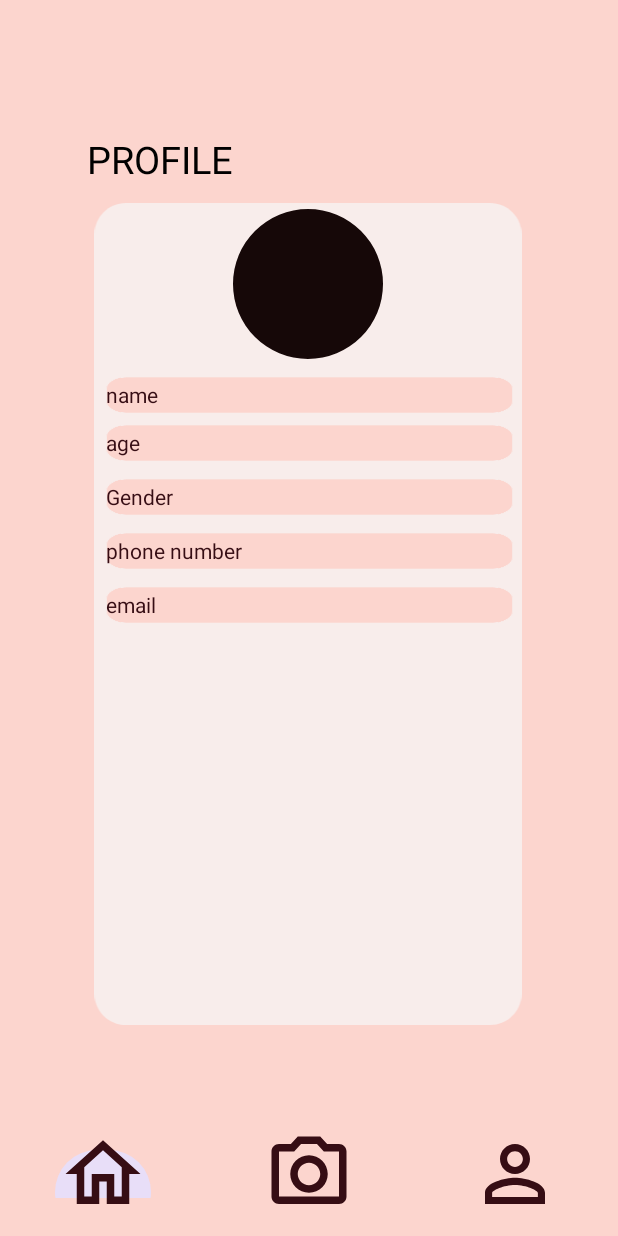
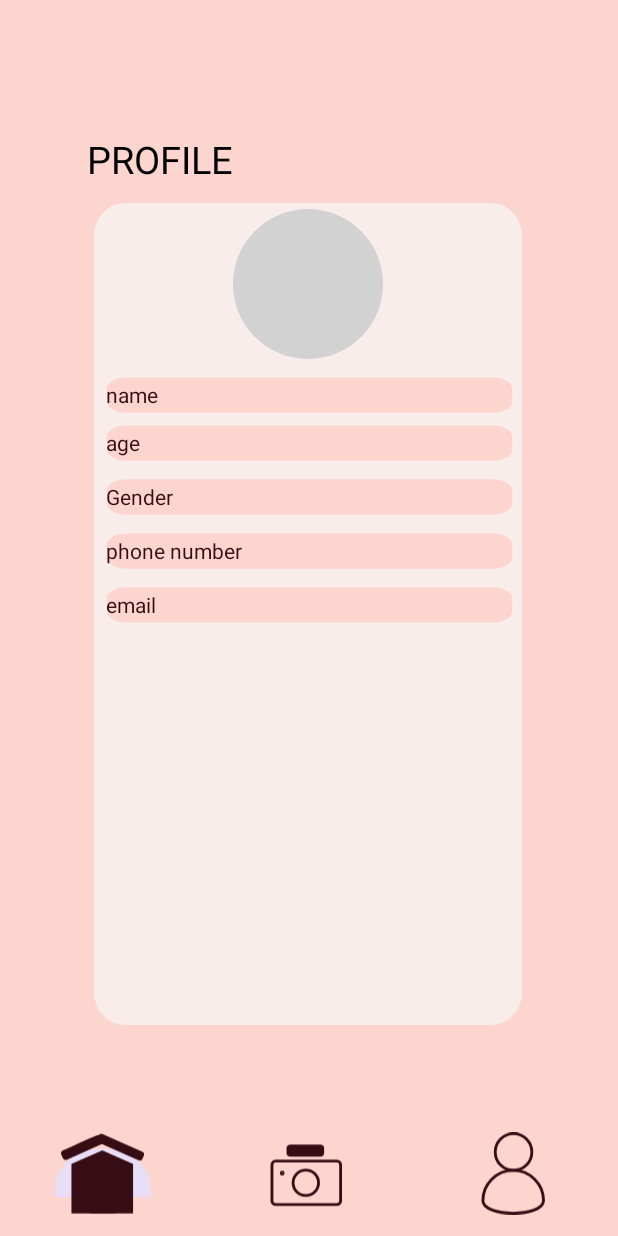
Before and after one commit to Atharv-Verma290/Wabi-Sabi, an Android app: the ProfileAct screen opened directly, with no data from a screen before it, on a phone screen of 412 x 824 dp. Run offline under Robolectric (Android 15) with nearby library versions, the phone set to English and light mode, and no system bars.

Commit message:
Avatar and Icons changed

```diff
--- a/app/src/main/AndroidManifest.xml
+++ b/app/src/main/AndroidManifest.xml
@@ -1,6 +1,7 @@
 <?xml version="1.0" encoding="utf-8"?>
 <manifest xmlns:android="http://schemas.android.com/apk/res/android"
     xmlns:tools="http://schemas.android.com/tools">
+
 
     <application
         android:allowBackup="true"
--- /dev/null
+++ b/app/src/main/res/drawable/cmera_svg.xml
@@ -0,0 +1,24 @@
+<vector xmlns:android="http://schemas.android.com/apk/res/android"
+    android:width="581.57dp"
+    android:height="577.07dp"
+    android:viewportWidth="581.57"
+    android:viewportHeight="577.07">
+  <path
+      android:pathData="M60.88,201.41L489.59,201.41A26.11,26.11 0,0 1,515.7 227.52L515.7,479.96A26.11,26.11 0,0 1,489.59 506.07L60.88,506.07A26.11,26.11 0,0 1,34.77 479.96L34.77,227.52A26.11,26.11 0,0 1,60.88 201.41z"
+      android:strokeWidth="20"
+      android:fillColor="#00000000"
+      android:strokeColor="#f9f9f9"/>
+  <path
+      android:pathData="m163.16,170.94h211.09c14.36,0 26.11,-10.18 26.11,-22.63v-39.61c0,-12.45 -11.75,-22.63 -26.11,-22.63h-211.09c-14.36,0 -26.11,10.18 -26.11,22.63v39.61c0,12.45 11.75,22.63 26.11,22.63Z"
+      android:fillColor="#f9f9f9"/>
+  <path
+      android:pathData="M271.97,353.74m-89.22,0a89.22,89.22 0,1 1,178.44 0a89.22,89.22 0,1 1,-178.44 0"
+      android:strokeWidth="20"
+      android:fillColor="#00000000"
+      android:strokeColor="#f9f9f9"/>
+  <path
+      android:pathData="M106.58,286.28m-6.53,0a6.53,6.53 0,1 1,13.06 0a6.53,6.53 0,1 1,-13.06 0"
+      android:strokeWidth="20"
+      android:fillColor="#00000000"
+      android:strokeColor="#f9f9f9"/>
+</vector>
--- /dev/null
+++ b/app/src/main/res/drawable/home_svg.xml
@@ -0,0 +1,17 @@
+<vector xmlns:android="http://schemas.android.com/apk/res/android"
+    android:width="581.57dp"
+    android:height="577.07dp"
+    android:viewportWidth="581.57"
+    android:viewportHeight="577.07">
+  <path
+      android:pathData="M505.05,569.09l-431.85,0l0,-347.65l215.92,-95.06l215.93,95.06l0,347.65z"
+      android:fillColor="#f9f9f9"/>
+  <path
+      android:pathData="M208.03,357.05L373.54,357.05A9.89,9.89 0,0 1,383.43 366.94L383.43,558.92A9.89,9.89 0,0 1,373.54 568.81L208.03,568.81A9.89,9.89 0,0 1,198.14 558.92L198.14,366.94A9.89,9.89 0,0 1,208.03 357.05z"
+      android:fillColor="#ffb5a7"/>
+  <path
+      android:pathData="m561.51,150.93L283.99,27.46c-1.93,-0.86 -4.08,-0.6 -5.73,0.48 -4.02,-2.17 -254.39,113.15 -258.21,113.52 -3.01,1.34 -4.38,4.91 -3.03,7.92l10.43,23.45c1.34,3.02 4.91,4.38 7.92,3.04l250.99,-111.68 261.9,116.52c3.02,1.34 6.58,-0.03 7.92,-3.04l8.37,-18.81c1.34,-3.02 -0.03,-6.58 -3.04,-7.92Z"
+      android:strokeWidth="33"
+      android:fillColor="#f9f9f9"
+      android:strokeColor="#f9f9f9"/>
+</vector>
--- /dev/null
+++ b/app/src/main/res/drawable/profile_svg.xml
@@ -0,0 +1,16 @@
+<vector xmlns:android="http://schemas.android.com/apk/res/android"
+    android:width="581.57dp"
+    android:height="577.07dp"
+    android:viewportWidth="581.57"
+    android:viewportHeight="577.07">
+  <path
+      android:pathData="M284.02,138.35m-128.35,0a128.35,128.35 0,1 1,256.7 0a128.35,128.35 0,1 1,-256.7 0"
+      android:strokeWidth="20"
+      android:fillColor="#00000000"
+      android:strokeColor="#f9f9f9"/>
+  <path
+      android:pathData="m494.14,479.09c0,117.3 -424.8,117.3 -424.8,0s95.09,-212.4 212.4,-212.4 212.4,95.09 212.4,212.4Z"
+      android:strokeWidth="20"
+      android:fillColor="#00000000"
+      android:strokeColor="#f9f9f9"/>
+</vector>
--- a/app/src/main/res/layout/activity_camera.xml
+++ b/app/src/main/res/layout/activity_camera.xml
@@ -26,7 +26,7 @@
         android:layout_height="wrap_content"
         android:layout_marginBottom="1dp"
         android:background="#FCD5CE"
-        app:itemIconSize="60dp"
+        app:itemIconSize="55dp"
         app:itemIconTint="#360D14"
         app:layout_constraintBottom_toBottomOf="parent"
         app:layout_constraintEnd_toEndOf="parent"
--- a/app/src/main/res/layout/activity_login.xml
+++ b/app/src/main/res/layout/activity_login.xml
@@ -14,7 +14,7 @@
             android:layout_width="wrap_content"
             android:layout_height="wrap_content"
             android:background="#FCD5CE"
-            app:itemIconSize="60dp"
+            app:itemIconSize="55dp"
             app:itemIconTint="#360D14"
             app:layout_constraintBottom_toBottomOf="parent"
             app:layout_constraintHorizontal_bias="0.0"
--- a/app/src/main/res/layout/activity_profile.xml
+++ b/app/src/main/res/layout/activity_profile.xml
@@ -47,13 +47,14 @@
         android:layout_alignParentTop="true"
         android:layout_centerHorizontal="true"
         android:layout_marginBottom="62dp"
-        android:background="#160808"
+        android:background="#d2d2d2"
+        android:contentDescription="Avatar"
         app:layout_constraintBottom_toTopOf="@+id/rectangle_4"
         app:layout_constraintEnd_toEndOf="@+id/profile"
         app:layout_constraintStart_toStartOf="@+id/profile"
         app:layout_constraintTop_toBottomOf="@+id/profile"
         app:shapeAppearanceOverlay="@style/Circular"
-        android:contentDescription="Avatar" />
+        tools:srcCompat="@drawable/avatar" />
 
     <EditText
         android:id="@+id/rectangle_4"
@@ -71,7 +72,9 @@
         app:layout_constraintBottom_toTopOf="@+id/ageprof"
         app:layout_constraintEnd_toEndOf="parent"
         app:layout_constraintStart_toStartOf="parent"
-        app:layout_constraintTop_toBottomOf="@+id/ellipse_8" />
+        app:layout_constraintTop_toBottomOf="@+id/ellipse_8"
+        android:inputType="text"
+         />
 
     <EditText
         android:id="@+id/ageprof"
@@ -89,7 +92,8 @@
         app:layout_constraintBottom_toTopOf="@+id/spinner"
         app:layout_constraintEnd_toEndOf="parent"
         app:layout_constraintStart_toStartOf="parent"
-        app:layout_constraintTop_toBottomOf="@+id/rectangle_4" />
+        app:layout_constraintTop_toBottomOf="@+id/rectangle_4"
+        android:inputType="number" />
 
     <EditText
         android:id="@+id/phonenum"
@@ -107,7 +111,8 @@
         app:layout_constraintBottom_toTopOf="@+id/emailprof"
         app:layout_constraintEnd_toEndOf="parent"
         app:layout_constraintStart_toStartOf="parent"
-        app:layout_constraintTop_toBottomOf="@+id/spinner" />
+        app:layout_constraintTop_toBottomOf="@+id/spinner"
+        android:inputType="number" />
 
     <EditText
         android:id="@+id/emailprof"
@@ -125,7 +130,8 @@
         app:layout_constraintBottom_toTopOf="@+id/contprof"
         app:layout_constraintEnd_toEndOf="parent"
         app:layout_constraintStart_toStartOf="parent"
-        app:layout_constraintTop_toBottomOf="@+id/phonenum" />
+        app:layout_constraintTop_toBottomOf="@+id/phonenum"
+        android:inputType="text" />
 
     <Button
         android:id="@+id/contprof"
--- a/app/src/main/res/layout/activity_profile2.xml
+++ b/app/src/main/res/layout/activity_profile2.xml
@@ -41,12 +41,13 @@
         android:layout_width="100dp"
         android:layout_height="100dp"
         android:layout_marginTop="4dp"
-        android:background="#160808"
+        android:background="#d2d2d2"
         app:layout_constraintEnd_toEndOf="parent"
         app:layout_constraintHorizontal_bias="0.498"
         app:layout_constraintStart_toStartOf="parent"
         app:layout_constraintTop_toTopOf="@+id/imageView3"
-        app:shapeAppearanceOverlay="@style/Circular" />
+        app:shapeAppearanceOverlay="@style/Circular"
+        tools:srcCompat="@drawable/avatar" />
 
 
     <TextView
@@ -138,7 +139,7 @@
         android:layout_height="wrap_content"
         android:layout_marginBottom="1dp"
         android:background="#FCD5CE"
-        app:itemIconSize="60dp"
+        app:itemIconSize="55dp"
         app:itemIconTint="#360D14"
         app:layout_constraintBottom_toBottomOf="parent"
         app:layout_constraintEnd_toEndOf="parent"
--- a/app/src/main/res/menu/bottom_nav.xml
+++ b/app/src/main/res/menu/bottom_nav.xml
@@ -2,11 +2,11 @@
 <menu xmlns:android="http://schemas.android.com/apk/res/android">
     <item android:id="@+id/bottom_home"
         android:title=""
-        android:icon="@drawable/outline_home_24" />
+        android:icon="@drawable/home_svg" />
     <item android:id="@+id/bottom_camera"
         android:title=""
-        android:icon="@drawable/outline_photo_camera_24" />
+        android:icon="@drawable/cmera_svg" />
     <item android:id="@+id/bottom_profile"
         android:title=""
-        android:icon="@drawable/outline_person_outline_24" />
+        android:icon="@drawable/profile_svg" />
 </menu>
```
Also changed, not shown: app/src/main/res/drawable/avatar.png (added).
